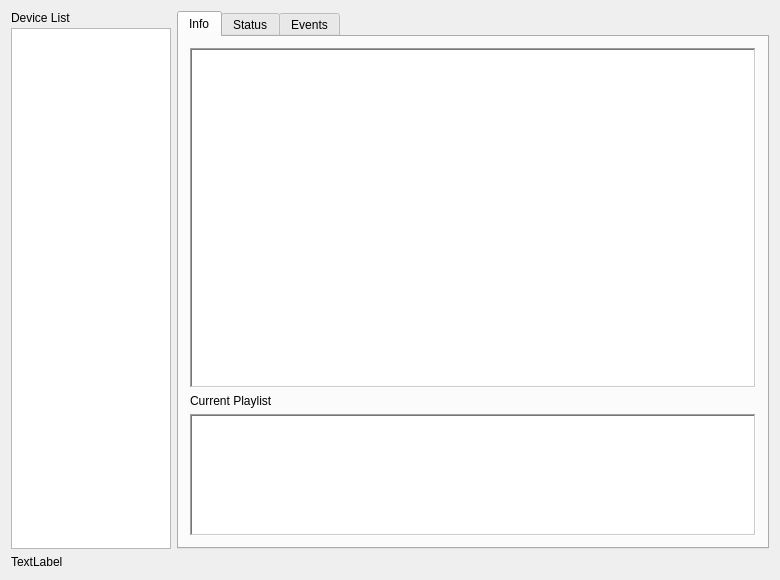
Qt form sqlexample.ui (Sansi/SkyEye-Monitor) before a commit.
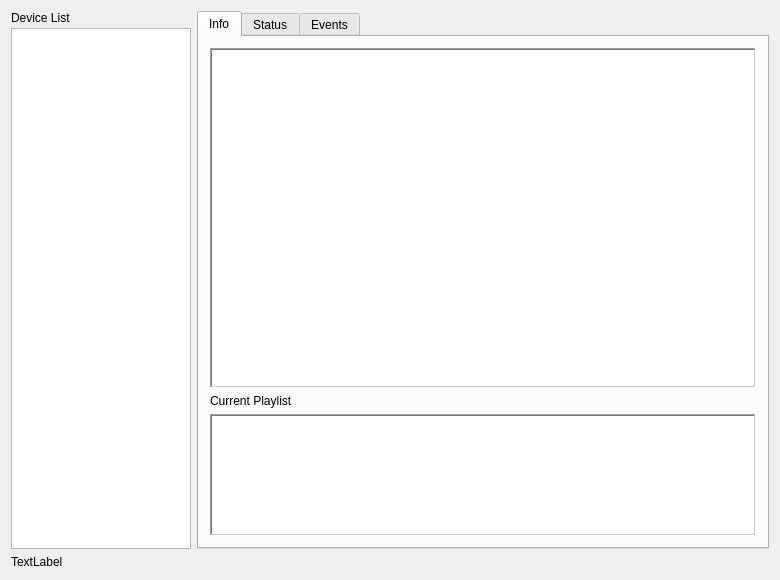
The same form after that commit.

Commit message: resize device list

Diff of the .ui file:
```diff
--- a/sqlexample.ui
+++ b/sqlexample.ui
@@ -52,13 +52,13 @@
            </property>
            <property name="minimumSize">
             <size>
-             <width>160</width>
+             <width>180</width>
              <height>0</height>
             </size>
            </property>
            <property name="maximumSize">
             <size>
-             <width>160</width>
+             <width>180</width>
              <height>16777215</height>
             </size>
            </property>
@@ -68,6 +68,11 @@
              <height>0</height>
             </size>
            </property>
+           <property name="font">
+            <font>
+             <family>Monospace</family>
+            </font>
+           </property>
           </widget>
          </item>
         </layout>
```
